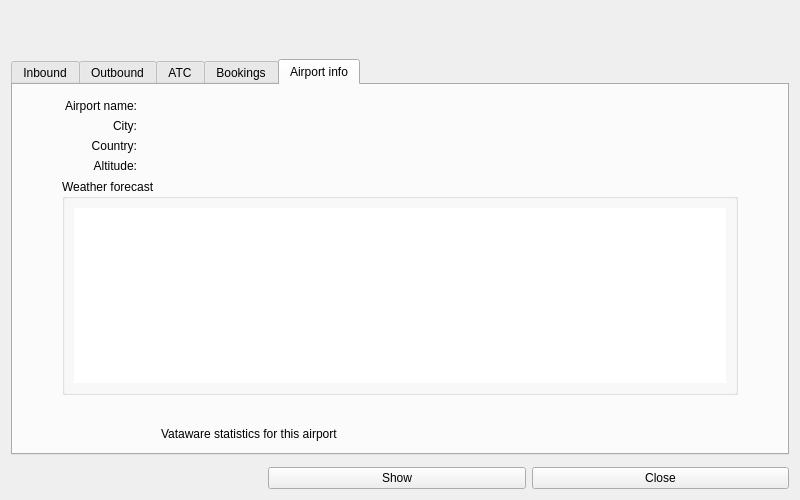
This is source/ui/windows/airportdetailswindow.ui in Vatsinator/vatsinator-legacy as Qt 5 draws it before an edit. The edited form follows.
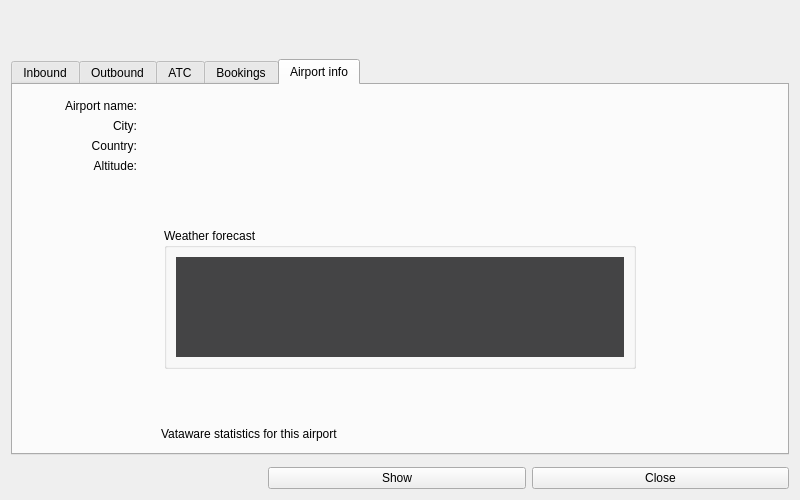
This is the edited form. The open tabs and pages were chosen to show the change. Icons and pictures are not drawn. Custom widgets are drawn as their Qt base class.

```diff
--- a/source/ui/windows/airportdetailswindow.ui
+++ b/source/ui/windows/airportdetailswindow.ui
@@ -449,6 +449,19 @@
            </item>
           </layout>
          </item>
+         <item>
+          <spacer name="verticalSpacer_3">
+           <property name="orientation">
+            <enum>Qt::Vertical</enum>
+           </property>
+           <property name="sizeHint" stdset="0">
+            <size>
+             <width>20</width>
+             <height>40</height>
+            </size>
+           </property>
+          </spacer>
+         </item>
          <item>
           <layout class="QHBoxLayout" name="horizontalLayout_11">
            <item>
@@ -457,7 +470,7 @@
               <enum>Qt::Horizontal</enum>
              </property>
              <property name="sizeType">
-              <enum>QSizePolicy::Maximum</enum>
+              <enum>QSizePolicy::Expanding</enum>
              </property>
              <property name="sizeHint" stdset="0">
               <size>
@@ -469,12 +482,100 @@
            </item>
            <item>
             <widget class="QGroupBox" name="groupBox">
+             <property name="sizePolicy">
+              <sizepolicy hsizetype="Maximum" vsizetype="Maximum">
+               <horstretch>0</horstretch>
+               <verstretch>0</verstretch>
+              </sizepolicy>
+             </property>
              <property name="title">
               <string>Weather forecast</string>
              </property>
              <layout class="QHBoxLayout" name="horizontalLayout_12">
               <item>
                <widget class="QTableView" name="ForecastView">
+                <property name="sizePolicy">
+                 <sizepolicy hsizetype="Fixed" vsizetype="Fixed">
+                  <horstretch>0</horstretch>
+                  <verstretch>0</verstretch>
+                 </sizepolicy>
+                </property>
+                <property name="minimumSize">
+                 <size>
+                  <width>448</width>
+                  <height>100</height>
+                 </size>
+                </property>
+                <property name="maximumSize">
+                 <size>
+                  <width>448</width>
+                  <height>100</height>
+                 </size>
+                </property>
+                <property name="palette">
+                 <palette>
+                  <active>
+                   <colorrole role="Text">
+                    <brush brushstyle="SolidPattern">
+                     <color alpha="255">
+                      <red>229</red>
+                      <green>229</green>
+                      <blue>229</blue>
+                     </color>
+                    </brush>
+                   </colorrole>
+                   <colorrole role="Base">
+                    <brush brushstyle="SolidPattern">
+                     <color alpha="255">
+                      <red>68</red>
+                      <green>68</green>
+                      <blue>69</blue>
+                     </color>
+                    </brush>
+                   </colorrole>
+                  </active>
+                  <inactive>
+                   <colorrole role="Text">
+                    <brush brushstyle="SolidPattern">
+                     <color alpha="255">
+                      <red>229</red>
+                      <green>229</green>
+                      <blue>229</blue>
+                     </color>
+                    </brush>
+                   </colorrole>
+                   <colorrole role="Base">
+                    <brush brushstyle="SolidPattern">
+                     <color alpha="255">
+                      <red>68</red>
+                      <green>68</green>
+                      <blue>69</blue>
+                     </color>
+                    </brush>
+                   </colorrole>
+                  </inactive>
+                  <disabled>
+                   <colorrole role="Text">
+                    <brush brushstyle="SolidPattern">
+                     <color alpha="255">
+                      <red>165</red>
+                      <green>165</green>
+                      <blue>166</blue>
+                     </color>
+                    </brush>
+                   </colorrole>
+                   <colorrole role="Base">
+                    <brush brushstyle="SolidPattern">
+                     <color alpha="255">
+                      <red>254</red>
+                      <green>254</green>
+                      <blue>255</blue>
+                     </color>
+                    </brush>
+                   </colorrole>
+                  </disabled>
+                 </palette>
+                </property>
                 <property name="frameShape">
                  <enum>QFrame::NoFrame</enum>
                 </property>
@@ -519,7 +620,7 @@
               <enum>Qt::Horizontal</enum>
              </property>
              <property name="sizeType">
-              <enum>QSizePolicy::Maximum</enum>
+              <enum>QSizePolicy::Expanding</enum>
              </property>
              <property name="sizeHint" stdset="0">
               <size>
```
Left out of the diff: 3 changed lines with no effect on the pictures.
